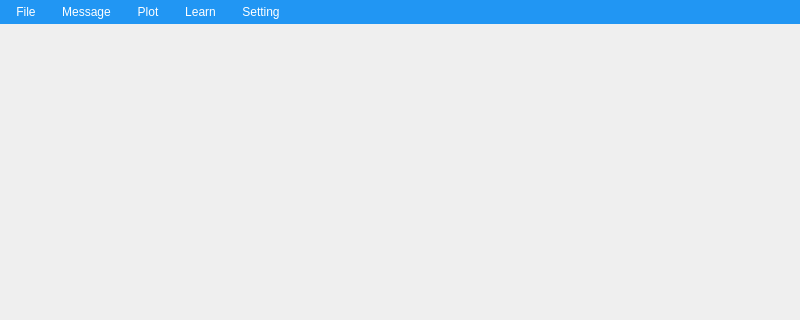
Before: the Qt Designer form Menu.ui in shaochang123/ui_pyside6, drawn with Qt 5; both pictures show x 0 to 800 and y 0 to 320 of the 800 by 600 pixel window.
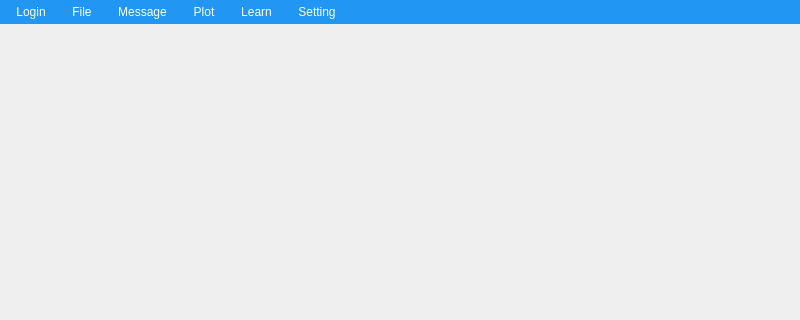
After: the same form once the commit is applied.

```diff
--- a/Menu.ui
+++ b/Menu.ui
@@ -62,6 +62,11 @@
      <height>26</height>
     </rect>
    </property>
+   <widget class="QMenu" name="menuLogin">
+   <property name="title">
+     <string>Login</string>
+    </property>
+   </widget>
    <widget class="QMenu" name="menuFile">
     <property name="styleSheet">
      <string notr="true"/>
@@ -90,6 +95,7 @@
      <string>Setting</string>
     </property>
    </widget>
+   <addaction name="menuLogin"/>
    <addaction name="menuFile"/>
    <addaction name="menuMessage"/>
    <addaction name="menuPlot"/>
```
